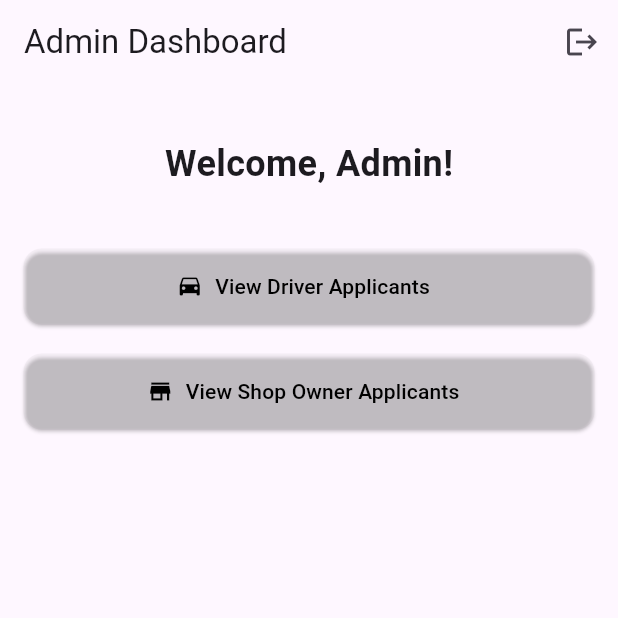
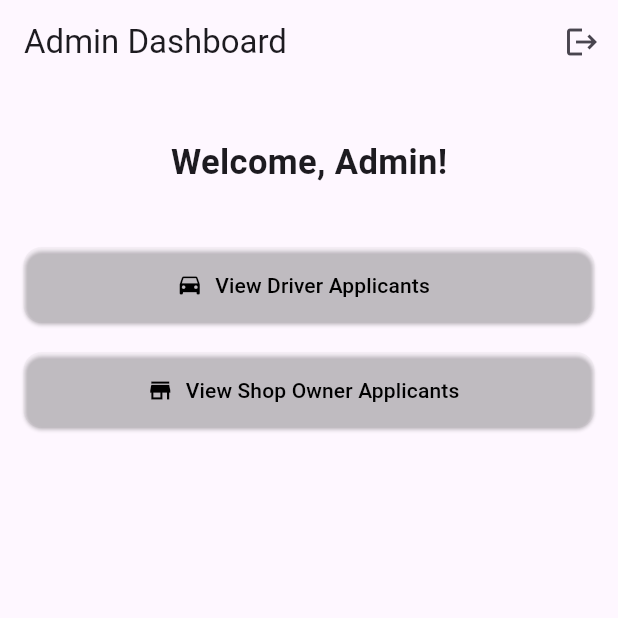
Before and after one commit to AYTALHINAI/dobi, a Flutter app: the AdminHomePage screen opened by its route, on a phone screen of 412 x 824 dp, the top half of it. Run offline on Flutter 3.47's test engine with Material 3 defaults, Android fonts, the phone set to English and light mode, and no system bars; our stand-ins replace cloud_firestore, firebase_auth, firebase_core, fluttertoast; missing offline and left inert: mailer; accounts and stored records are empty.

Commit message:
admin home page changes

```diff
--- a/lib/screens/admin/admin_home_page.dart
+++ b/lib/screens/admin/admin_home_page.dart
@@ -27,7 +27,7 @@ class AdminHomePage extends StatelessWidget {
             const SizedBox(height: 20),
             const Text(
               'Welcome, Admin!',
-              style: TextStyle(fontSize: 24, fontWeight: FontWeight.bold),
+              style: TextStyle(fontSize: 23, fontWeight: FontWeight.bold),
             ),
             const SizedBox(height: 40),
 
```
